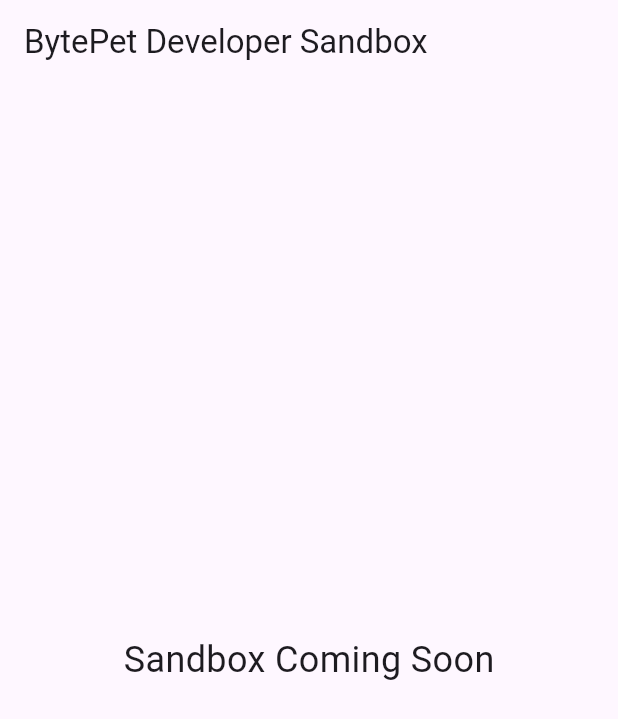
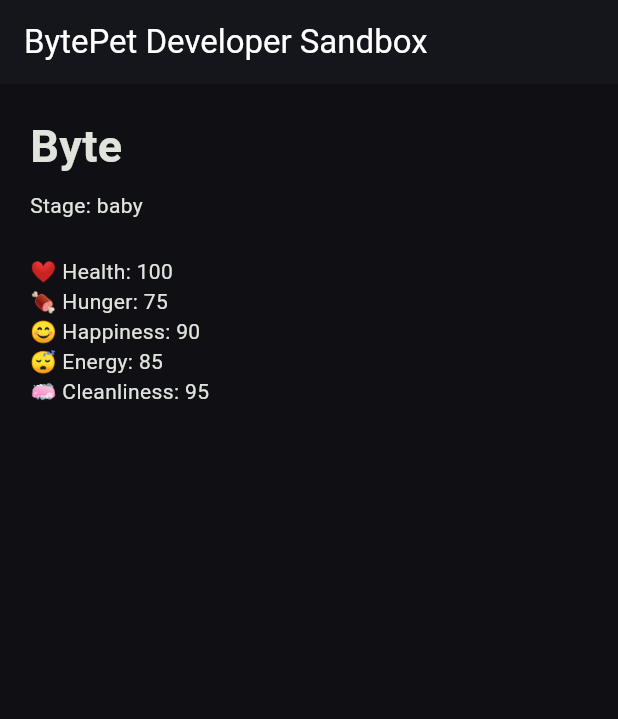
Before and after one commit to fincazerostudio/bytepet, a Flutter app: the screen it shows after launch, on a phone screen of 412 x 824 dp. Shown: the top 719 px of the screen. Run offline on Flutter 3.47's test engine with Material 3 defaults, Android fonts, the phone set to English and light mode, and no system bars.

Commit message:
Add dark theme

```diff
--- a/lib/app/ui/developer_sandbox.dart
+++ b/lib/app/ui/developer_sandbox.dart
@@ -1,18 +1,54 @@
 import 'package:flutter/material.dart';
+
+import '../../game/domain/entities/pet.dart';
+import '../../game/domain/entities/stat.dart';
 
 class DeveloperSandbox extends StatelessWidget {
   const DeveloperSandbox({super.key});
 
   @override
   Widget build(BuildContext context) {
+    final pet = Pet(
+      name: 'Byte',
+      growthStage: GrowthStage.baby,
+      hunger: Stat(75),
+      happiness: Stat(90),
+      energy: Stat(85),
+      health: Stat(100),
+      cleanliness: Stat(95),
+      createdAt: DateTime.now(),
+      lastUpdatedAt: DateTime.now(),
+    );
+
     return Scaffold(
       appBar: AppBar(
         title: const Text('BytePet Developer Sandbox'),
       ),
-      body: const Center(
-        child: Text(
-          'Sandbox Coming Soon',
-          style: TextStyle(fontSize: 24),
+      body: Padding(
+        padding: const EdgeInsets.all(20),
+        child: Column(
+          crossAxisAlignment: CrossAxisAlignment.start,
+          children: [
+            Text(
+              pet.name,
+              style: const TextStyle(
+                fontSize: 30,
+                fontWeight: FontWeight.bold,
+              ),
+            ),
+
+            const SizedBox(height: 8),
+
+            Text('Stage: ${pet.growthStage.name}'),
+
+            const SizedBox(height: 24),
+
+            Text('❤️ Health: ${pet.health.value}'),
+            Text('🍖 Hunger: ${pet.hunger.value}'),
+            Text('😊 Happiness: ${pet.happiness.value}'),
+            Text('😴 Energy: ${pet.energy.value}'),
+            Text('🧼 Cleanliness: ${pet.cleanliness.value}'),
+          ],
         ),
       ),
     );
--- a/lib/main.dart
+++ b/lib/main.dart
@@ -13,6 +13,19 @@ class BytePetApp extends StatelessWidget {
     return MaterialApp(
       title: 'BytePet',
       debugShowCheckedModeBanner: false,
+      themeMode: ThemeMode.dark,
+      darkTheme: ThemeData(
+        brightness: Brightness.dark,
+        scaffoldBackgroundColor: const Color(0xFF101014),
+        colorScheme: ColorScheme.fromSeed(
+          seedColor: Colors.greenAccent,
+          brightness: Brightness.dark,
+        ),
+        appBarTheme: const AppBarTheme(
+          backgroundColor: Color(0xFF15151C),
+          foregroundColor: Colors.white,
+        ),
+      ),
       home: const DeveloperSandbox(),
     );
   }
```
